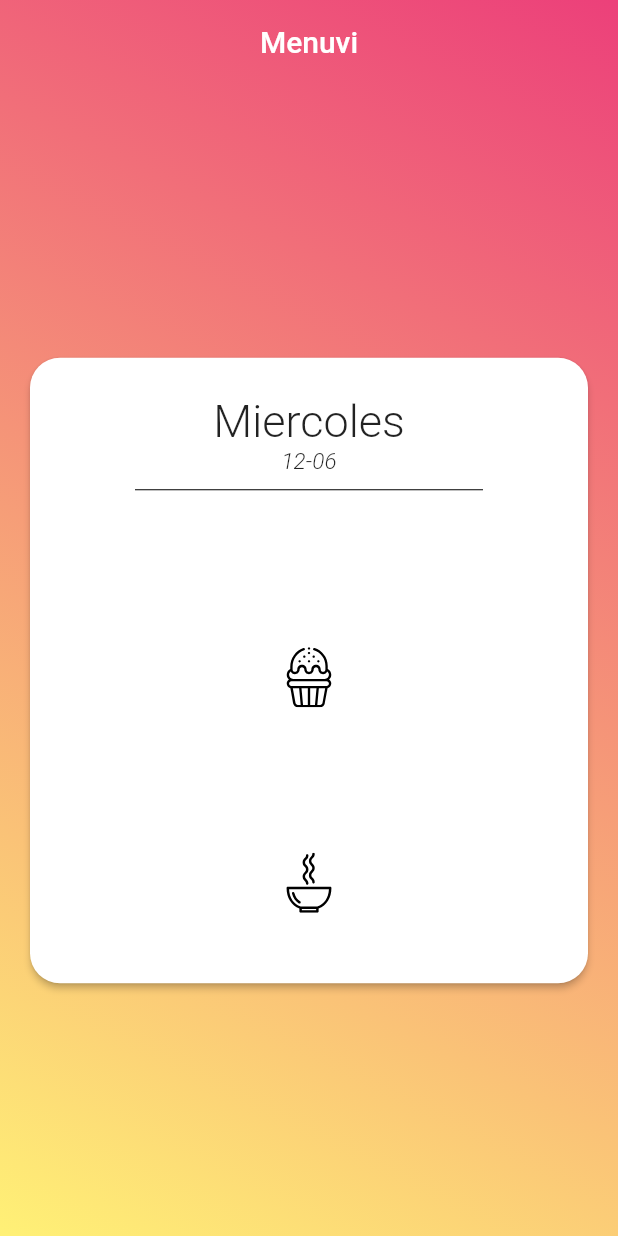
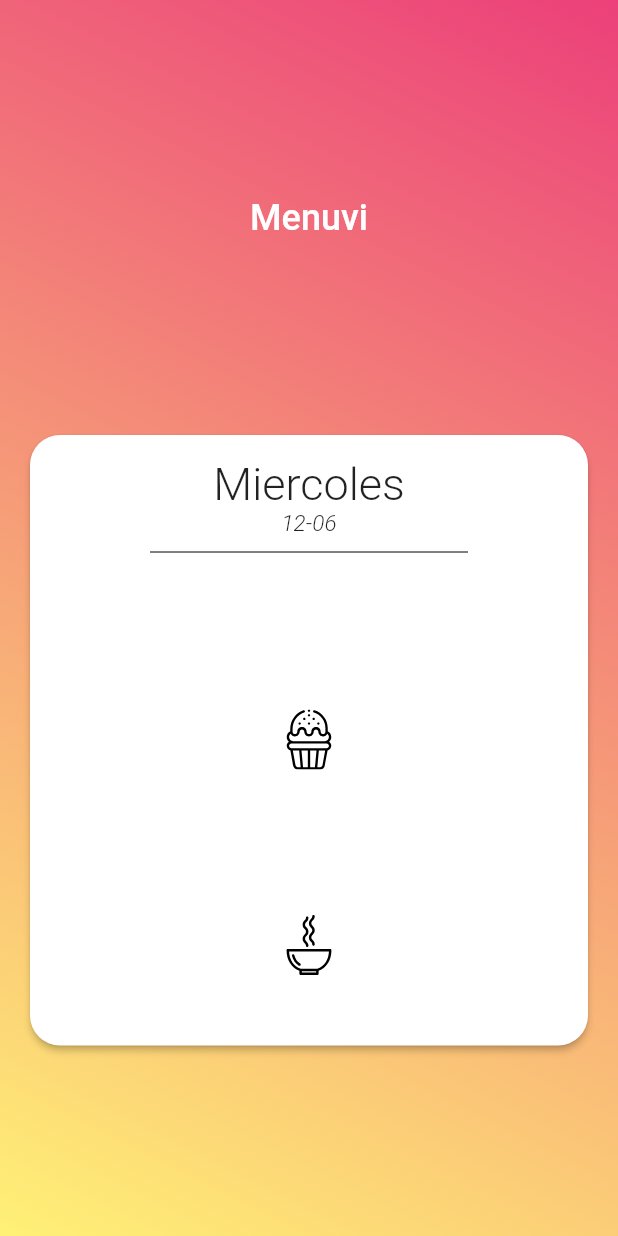
Before and after one commit to TinchoOlivari/Menuvi, a Flutter app: the screen it shows after launch, on a phone screen of 412 x 824 dp. Run offline on Flutter 3.47's test engine with Material 2 defaults, Android fonts, the phone set to English and light mode, and no system bars; our stand-ins replace firebase_database, flutter_svg; accounts and stored records are empty.

```diff
--- a/lib/dailyMenu.dart
+++ b/lib/dailyMenu.dart
@@ -2,6 +2,8 @@ import 'package:flutter/material.dart';
 import 'package:firebase_database/firebase_database.dart';
 import 'package:intl/intl.dart';
 import 'package:flutter_svg/flutter_svg.dart';
+import 'package:menuvi/color_loader_5.dart';
+import 'package:menuvi/dot_type.dart';
 
 String principal = '';
 String opcion = '';
@@ -17,7 +19,6 @@ final Widget svgIconMagdalena = SvgPicture.asset(
   "lib/assets/Magdalena.svg",
   width: 40,
 );
-
 final Widget svgIconSopa = SvgPicture.asset(
   "lib/assets/Sopa.svg",
   width: 40,
@@ -48,50 +49,40 @@ translateWeekday() {
   return diaHoy;
 }
 
-class DailyMenu extends StatelessWidget {
+class DailyMenu extends StatefulWidget {
+  @override
+  _DailyMenuState createState() => _DailyMenuState();
+}
+
+class _DailyMenuState extends State<DailyMenu> {
+  @override
+  void initState() {
+    super.initState();
+  }
+
   @override
   Widget build(BuildContext context) {
     print(DateTime.now());
     return Container(
-      padding: EdgeInsets.fromLTRB(20, 100, 20, 30),
-      child: Center(
+      padding: EdgeInsets.fromLTRB(20, 0, 20, 10),
+      child: Align(
+        alignment: Alignment.center,
         child: menuCreator(),
-      ),
-      decoration: BoxDecoration(
-        gradient: LinearGradient(
-          begin: Alignment.topRight,
-          end: Alignment.bottomLeft,
-          colors: [
-            Colors.pink[400],
-            Colors.yellow[300],
-          ],
-        ),
       ),
     );
   }
 }
 
 menuCreator() {
-  return FutureBuilder(
-    future: FirebaseDatabase.instance
-        .reference()
-        .child('diaHoy')
-        .once()
-        .then((DataSnapshot snapshot) {
-      principal = snapshot.value['principal'].toString();
-      opcion = snapshot.value['opcion'].toString();
-      sopa = snapshot.value['sopa'].toString();
-      p_1 = snapshot.value['p_1'].toString();
-      p_2 = snapshot.value['p_2'].toString();
-      p_3 = snapshot.value['p_3'].toString();
-    }),
-    builder: (BuildContext context, AsyncSnapshot snapshot) {
-      if (snapshot.connectionState == ConnectionState.done) {
+  Future<DataSnapshot> databaseReference =
+      FirebaseDatabase.instance.reference().child(fechaHoy).once();
   return Container(
     child: Material(
       color: Colors.white,
       elevation: 2.0,
       borderRadius: BorderRadius.all(Radius.circular(20.0)),
+      child: Container(
+        padding: EdgeInsets.fromLTRB(10, 10, 10, 0),
         child: Column(
           mainAxisSize: MainAxisSize.min,
           mainAxisAlignment: MainAxisAlignment.spaceEvenly,
@@ -100,17 +91,19 @@ menuCreator() {
               mainAxisAlignment: MainAxisAlignment.center,
               children: <Widget>[
                 Container(
-                      padding: EdgeInsets.fromLTRB(0, 25, 0, 5),
+                  padding: EdgeInsets.fromLTRB(0, 5, 0, 5),
                   child: Column(
                     children: <Widget>[
                       Text(translateWeekday(),
                           style: TextStyle(
                               fontSize: 30, fontWeight: FontWeight.w300)),
-                          Text(fechaHoy,
+                      Text(
+                        fechaHoy,
                         style: TextStyle(
                             fontSize: 15,
                             fontWeight: FontWeight.w300,
-                                  fontStyle: FontStyle.italic)),
+                            fontStyle: FontStyle.italic),
+                      ),
                     ],
                   ),
                 ),
@@ -123,32 +116,74 @@ menuCreator() {
                 height: 10,
               ),
             ),
-                Container(
+            FutureBuilder(
+                future: databaseReference.then((DataSnapshot snapshot) {
+              principal = snapshot.value['principal'].toString();
+            }), builder: (BuildContext context, AsyncSnapshot snapshot) {
+              if (snapshot.connectionState == ConnectionState.done) {
+                return Container(
                   child: Text(principal,
+                      maxLines: 2,
+                      overflow: TextOverflow.ellipsis,
                       textAlign: TextAlign.center,
                       style: TextStyle(
                         fontSize: 30,
                         fontWeight: FontWeight.w500,
                       )),
                   padding: EdgeInsets.fromLTRB(0, 10, 0, 5),
+                );
+              } else {
+                return Container(
+                  padding: EdgeInsets.fromLTRB(0, 40, 0, 40),
+                  child: ColorLoader5(
+                    dotOneColor: Colors.grey,
+                    dotTwoColor: Colors.grey,
+                    dotThreeColor: Colors.grey,
+                    dotType: DotType.circle,
+                    dotIcon: Icon(Icons.adjust),
+                    duration: Duration(milliseconds: 700),
                   ),
-                Container(
+                );
+              }
+            }),
+            FutureBuilder(
+                future: databaseReference.then((DataSnapshot snapshot) {
+              opcion = snapshot.value['opcion'].toString();
+            }), builder: (BuildContext context, AsyncSnapshot snapshot) {
+              if (snapshot.connectionState == ConnectionState.done) {
+                return Container(
                   child: Text(opcion,
+                      maxLines: 2,
+                      overflow: TextOverflow.ellipsis,
                       textAlign: TextAlign.center,
                       style: TextStyle(
                         fontSize: 21,
                         fontWeight: FontWeight.w400,
                       )),
                   padding: EdgeInsets.fromLTRB(0, 0, 0, 20),
-                ),
+                );
+              } else {
+                return Container();
+              }
+            }),
             Container(
               child: svgIconMagdalena,
               padding: EdgeInsets.fromLTRB(0, 5, 0, 5),
             ),
-                Column(
+            FutureBuilder(future: databaseReference.then(
+              (DataSnapshot snapshot) {
+                p_1 = snapshot.value['p_1'].toString();
+                p_2 = snapshot.value['p_2'].toString();
+                p_3 = snapshot.value['p_3'].toString();
+              },
+            ), builder: (BuildContext context, AsyncSnapshot snapshot) {
+              if (snapshot.connectionState == ConnectionState.done) {
+                return Column(
                   children: <Widget>[
                     Text(
                       p_1,
+                      maxLines: 1,
+                      overflow: TextOverflow.ellipsis,
                       textAlign: TextAlign.center,
                       style: TextStyle(
                         fontSize: 19,
@@ -157,6 +192,8 @@ menuCreator() {
                     Padding(padding: EdgeInsets.all(1)),
                     Text(
                       p_2,
+                      maxLines: 1,
+                      overflow: TextOverflow.ellipsis,
                       textAlign: TextAlign.center,
                       style: TextStyle(
                         fontSize: 19,
@@ -165,6 +202,8 @@ menuCreator() {
                     Padding(padding: EdgeInsets.all(1)),
                     Text(
                       p_3,
+                      maxLines: 2,
+                      overflow: TextOverflow.ellipsis,
                       textAlign: TextAlign.center,
                       style: TextStyle(
                         fontSize: 19,
@@ -172,29 +211,59 @@ menuCreator() {
                     ),
                     Padding(padding: EdgeInsets.all(1)),
                   ],
+                );
+              } else {
+                return Container(
+                  padding: EdgeInsets.fromLTRB(0, 30, 0, 20),
+                  child: ColorLoader5(
+                    dotOneColor: Colors.grey,
+                    dotTwoColor: Colors.grey,
+                    dotThreeColor: Colors.grey,
+                    dotType: DotType.circle,
+                    dotIcon: Icon(Icons.adjust),
+                    duration: Duration(milliseconds: 700),
                   ),
+                );
+              }
+            }),
             Container(
               child: svgIconSopa,
               padding: EdgeInsets.fromLTRB(0, 20, 0, 5),
             ),
-                Container(
+            FutureBuilder(
+                future: databaseReference.then((DataSnapshot snapshot) {
+              sopa = snapshot.value['sopa'].toString();
+            }), builder: (BuildContext context, AsyncSnapshot snapshot) {
+              if (snapshot.connectionState == ConnectionState.done) {
+                return Container(
                   padding: EdgeInsets.only(bottom: 20),
                   child: Text(
                     sopa,
+                    maxLines: 1,
+                    overflow: TextOverflow.ellipsis,
                     textAlign: TextAlign.center,
                     style: TextStyle(
                       fontSize: 19,
                     ),
                   ),
+                );
+              } else {
+                return Container(
+                  padding: EdgeInsets.fromLTRB(0, 30, 0, 30),
+                  child: ColorLoader5(
+                    dotOneColor: Colors.grey,
+                    dotTwoColor: Colors.grey,
+                    dotThreeColor: Colors.grey,
+                    dotType: DotType.circle,
+                    dotIcon: Icon(Icons.adjust),
+                    duration: Duration(milliseconds: 700),
                   ),
+                );
+              }
+            }),
           ],
+        ),
       ),
     ),
   );
 }
-      if (snapshot.connectionState == ConnectionState.waiting) {
-        return new CircularProgressIndicator();
-      }
-    },
-  );
-}
--- /dev/null
+++ b/lib/dot_type.dart
@@ -0,0 +1,3 @@
+enum DotType {
+  square, circle, diamond, icon
+}
--- a/lib/main.dart
+++ b/lib/main.dart
@@ -29,17 +29,32 @@ class _MyHomePageState extends State<MyHomePage> {
     return Stack(
       children: <Widget>[
         Scaffold(
-          body: DailyMenu(),
-        ),
-        Positioned(
-          top: 0.0,
-          left:0.0,
-          right: 0.0,
-          child: AppBar(
-            title: Text('Menuvi'),
-            centerTitle: true,
-            backgroundColor: Colors.transparent,
-            elevation: 0.0,
+          body: Container(
+            decoration: BoxDecoration(
+              gradient: LinearGradient(
+                begin: Alignment.topRight,
+                end: Alignment.bottomLeft,
+                colors: [
+                  Colors.pink[400],
+                  Colors.yellow[300],
+                ],
+              ),
+            ),
+            child: Column(
+              mainAxisAlignment: MainAxisAlignment.spaceEvenly,
+              children: <Widget>[
+                AppBar(
+                  title: Text(
+                    'Menuvi',
+                    style: TextStyle(fontSize: 24),
+                  ),
+                  centerTitle: true,
+                  backgroundColor: Colors.transparent,
+                  elevation: 0.0,
+                ),
+                DailyMenu()
+              ],
+            ),
           ),
         ),
       ],
--- a/pubspec.yaml
+++ b/pubspec.yaml
@@ -14,7 +14,7 @@ description: Villada&#x27;s menu.
 version: 1.0.0+1
 
 environment:
-  sdk: ">=2.1.0 <3.0.0"
+  sdk: ">=2.2.2 <3.0.0"
 
 dependencies:
   flutter:
```
Also changed, not shown: lib/color_loader_5.dart (added, +150 -0 lines), pubspec.lock. Lines whose indentation alone changed are shown as unchanged.
